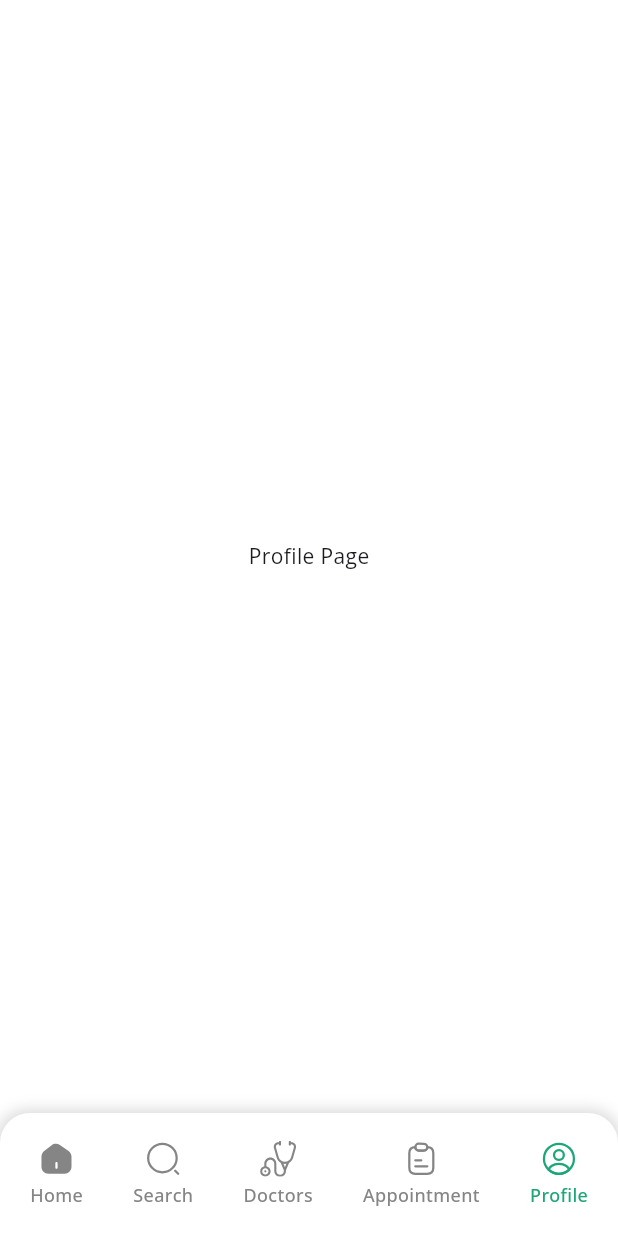
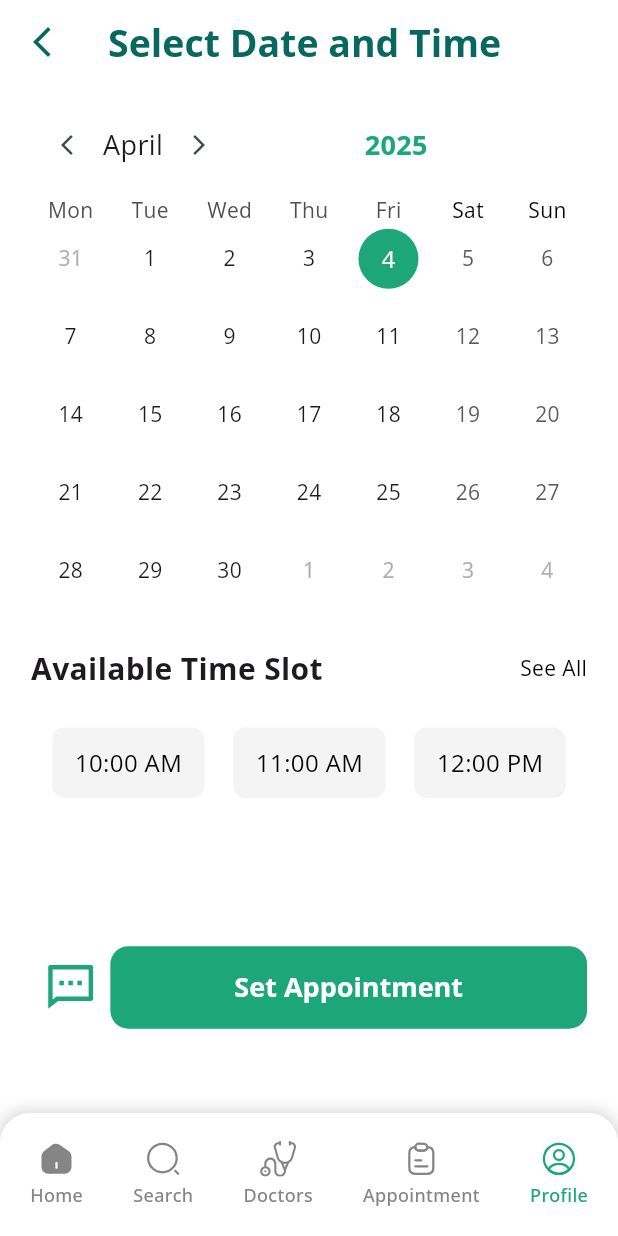
Before and after one commit to abhixen07/HappyMindApp, a Flutter app: the NavBarHomePage screen opened by its route, item 5 of the bottom bar chosen, on a phone screen of 412 x 824 dp. Run offline on Flutter 3.47's test engine with Material 3 defaults, Android fonts, the phone set to English and light mode, and no system bars; drawn by our look-alikes of table_calendar; our stand-ins replace flutter_svg, gap, get, go_router; network calls fail; project files that could hold a hidden picture were left out.

Commit message:
Select Date🔥

```diff
--- a/lib/app/routes/app_routes.dart
+++ b/lib/app/routes/app_routes.dart
@@ -1,4 +1,5 @@
 import 'package:go_router/go_router.dart';
+import 'package:happymindapp/views/appointment/appointment_page.dart';
 import 'package:happymindapp/views/navbar/navbar_home.dart';
 
 import '../../views/auth/login_view.dart';
@@ -21,6 +22,8 @@ final class AppRoutes {
   static const String signuppage = "/signuppage";
 
   static const String navbarpage = "/navbarpage";
+
+  static const String appointmentpage = "/appointmentpage";
 
 
 
@@ -56,6 +59,12 @@ final class AppRoutes {
       builder: (context, state) => NavBarHomePage(),
     ),
 
+    GoRoute(
+      path: appointmentpage,
+      name: NamedRoutes.appointmentpage.name,
+      builder: (context, state) => SelectDateTimePage(),
+    ),
+
 
 
 
@@ -68,5 +77,7 @@ enum NamedRoutes {
   onBoardPage,
   loginpage,
   signuppage,
-  navbarpage
+  navbarpage,
+  appointmentpage
+
 }
--- /dev/null
+++ b/lib/views/appointment/appointment_page.dart
@@ -0,0 +1,205 @@
+import 'package:flutter/material.dart';
+import 'package:table_calendar/table_calendar.dart';
+import 'package:flutter_svg/flutter_svg.dart';
+
+import '../../app/style/style.dart';
+
+class SelectDateTimePage extends StatefulWidget {
+  const SelectDateTimePage({super.key});
+
+  @override
+  _SelectDateTimePageState createState() => _SelectDateTimePageState();
+}
+
+
+class _SelectDateTimePageState extends State<SelectDateTimePage> {
+  DateTime _selectedDay = DateTime.now();
+
+  List<String> timeSlots = ['10:00 AM', '11:00 AM', '12:00 PM'];
+  String? _selectedTime;
+
+  @override
+  Widget build(BuildContext context) {
+    final double screenHeight = MediaQuery.of(context).size.height;
+    final double screenWidth = MediaQuery.of(context).size.width;
+
+    return Scaffold(
+      appBar: AppBar(
+        title: Text(
+          "Select Date and Time",
+          style: TextStyle(
+            fontSize: 25,
+            fontWeight: FontWeight.bold,
+            color: darkGreenColor,
+          ),
+        ),
+        backgroundColor: whiteColor,
+        elevation: 0,
+        leading: IconButton(
+          icon: Icon(Icons.arrow_back_ios_new_outlined, color: darkGreenColor),
+          onPressed: () {},
+        ),
+      ),
+      body: Padding(
+        padding: EdgeInsets.symmetric(horizontal: screenWidth * 0.05),
+        child: ListView(
+          children: [
+            SizedBox(height: screenHeight * 0.02),
+            // Month Name
+            Row(
+              mainAxisAlignment: MainAxisAlignment.spaceBetween,
+              children: [
+                Row(
+                  children: [
+                    IconButton(
+                      icon: Icon(Icons.arrow_back_ios_new_outlined, size: 16),
+                      onPressed: () {
+                        setState(() {
+                          _selectedDay = DateTime(
+                            _selectedDay.year,
+                            _selectedDay.month - 1,
+                            1,
+                          );
+                        });
+                      },
+                    ),
+                    Text(
+                      _getMonthName(_selectedDay),
+                      style: TextStyle(fontSize: 18),
+                    ),
+                    IconButton(
+                      icon: Icon(Icons.arrow_forward_ios_outlined, size: 16),
+                      onPressed: () {
+                        setState(() {
+                          _selectedDay = DateTime(
+                            _selectedDay.year,
+                            _selectedDay.month + 1,
+                            1,
+                          );
+                        });
+                      },
+                    ),
+                  ],
+                ),
+                // Year
+                Text(
+                  '${_selectedDay.year}',
+                  style: TextStyle(
+                      fontSize: 18, fontWeight: FontWeight.bold, color: lightGreenColor),
+                ),
+                SizedBox(width: 20),
+
+              ],
+            ),
+            SizedBox(height: 10),
+
+            // Calendar Widget
+            TableCalendar(
+              focusedDay: _selectedDay,
+              firstDay: DateTime.utc(2020, 1, 1),
+              lastDay: DateTime.utc(2030, 12, 31),
+              calendarFormat: CalendarFormat.month,
+              headerVisible: false,
+              startingDayOfWeek: StartingDayOfWeek.monday,
+              selectedDayPredicate: (day) => isSameDay(_selectedDay, day),
+              onDaySelected: (selectedDay, focusedDay) {
+                setState(() {
+                  _selectedDay = selectedDay;
+                });
+              },
+              calendarStyle: CalendarStyle(
+                todayDecoration: BoxDecoration(
+                  color: lightGreenColor,
+                  shape: BoxShape.circle,
+                ),
+                selectedDecoration: BoxDecoration(
+                  color: lightGreenColor,
+                  shape: BoxShape.circle,
+                ),
+              ),
+              daysOfWeekStyle: DaysOfWeekStyle(
+                weekendStyle: TextStyle(color: blackColor),
+              ),
+            ),
+            SizedBox(height: screenHeight * 0.03),
+            Row(
+              mainAxisAlignment: MainAxisAlignment.spaceBetween,
+              children: [
+                Text(
+                  'Available Time Slot',
+                  style: TextStyle(fontSize: 20, fontWeight: FontWeight.bold),
+                ),
+                Text(
+                  'See All',
+                  style: TextStyle(fontSize: 14, color: blackColor),
+                )
+              ],
+            ),
+            SizedBox(height: screenHeight * 0.03),
+            Row(
+              mainAxisAlignment: MainAxisAlignment.spaceEvenly,
+              children: timeSlots.map((time) {
+                bool isSelected = _selectedTime == time;
+                return GestureDetector(
+                  onTap: () {
+                    setState(() {
+                      _selectedTime = time;
+                    });
+                  },
+                  child: Container(
+                    padding: EdgeInsets.symmetric(vertical: 12, horizontal: 15),
+                    margin: EdgeInsets.symmetric(horizontal: 5),
+                    decoration: BoxDecoration(
+                      color: isSelected ? lightGreenColor : lightGreyColor.withOpacity(0.3),
+                      borderRadius: BorderRadius.circular(8),
+                    ),
+                    child: Text(
+                      time,
+                      style: TextStyle(
+                        color: isSelected ? whiteColor : blackColor,
+                        fontWeight: FontWeight.w400,
+                        fontSize: 16
+                      ),
+                    ),
+                  ),
+                );
+              }).toList(),
+            ),
+            SizedBox(height: screenHeight*0.12,),
+            Row(
+              children: [
+                Expanded(
+                  child: SvgPicture.asset(
+                    'assets/svg/chat.svg',
+                  ),
+                ),
+                Expanded(
+                  flex: 6,
+                  child: TextButton(
+                    onPressed: () {},
+                    child:
+                        Text(
+                          'Set Appointment',
+                    ),
+                  ),
+                ),
+              ],
+            ),
+            SizedBox(height: screenHeight * 0.02),
+          ],
+        ),
+      ),
+    );
+  }
+
+  // Function to Get Month Name (Fix for Month Display)
+  String _getMonthName(DateTime date) {
+    List<String> months = [
+      "January", "February", "March", "April", "May", "June", "July",
+      "August", "September", "October", "November", "December"
+    ];
+    return months[date.month - 1]; // Correctly returns the month name
+  }
+
+
+}
--- a/lib/views/navbar/navbar_home.dart
+++ b/lib/views/navbar/navbar_home.dart
@@ -1,4 +1,5 @@
 import 'package:flutter/material.dart';
+import 'package:happymindapp/views/appointment/appointment_page.dart';
 import 'package:happymindapp/views/home/home_page.dart';
 import 'package:happymindapp/views/navbar/doctor_page.dart';
 import 'navbar.dart';
@@ -24,7 +25,7 @@ class _NavBarHomePageState extends State<NavBarHomePage> {
     Center(child: Text("Search Page")),
     DoctorsPage(),
     Center(child: Text("Appointment Page")),
-    Center(child: Text("Profile Page")),
+    SelectDateTimePage(),
   ];
 
   @override
--- a/pubspec.yaml
+++ b/pubspec.yaml
@@ -37,6 +37,7 @@ dependencies:
   get:
   go_router:
   gap:
+  table_calendar:
 #  shared_preferences: 2.2.0
 #  gradient_borders:
   flutter_svg:
```
Also changed, not shown: assets/svg/chat.svg (added), pubspec.lock.
